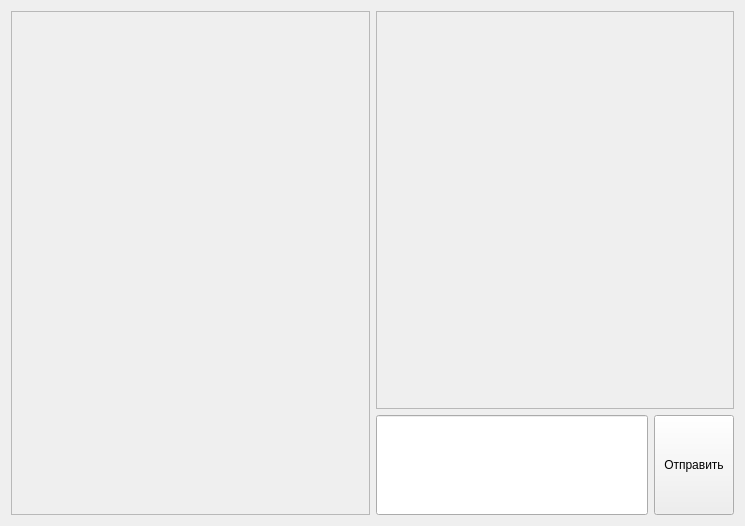
Above: main_window.ui from hts1238/yandex_project before the change. Below: the same form after it.
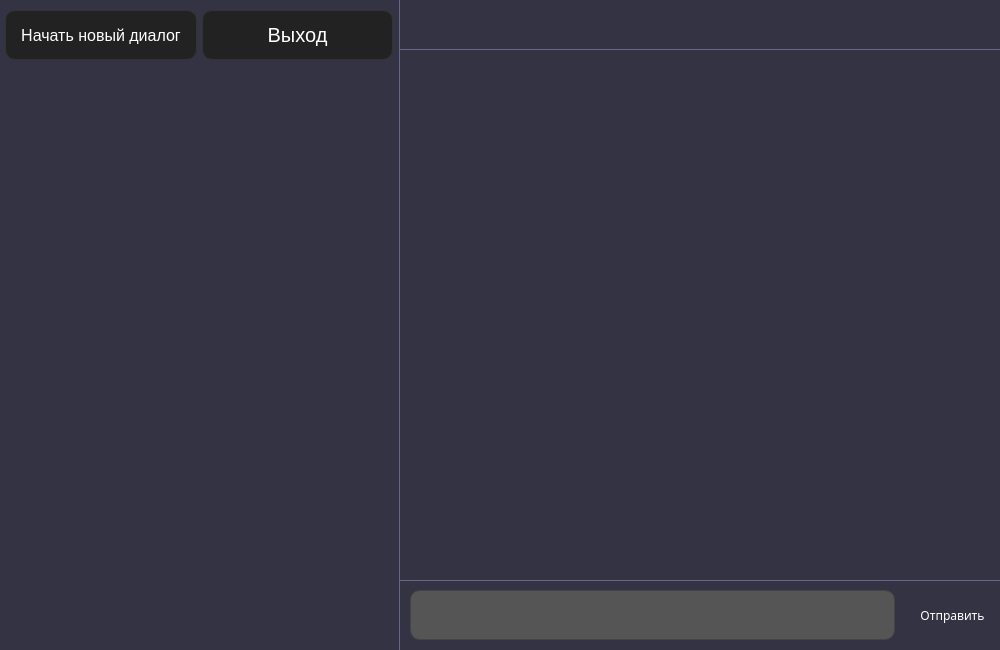
That is the form after the change. Icons and pictures are not drawn.

```diff
--- a/main_window.ui
+++ b/main_window.ui
@@ -6,13 +6,25 @@
    <rect>
     <x>0</x>
     <y>0</y>
-    <width>745</width>
-    <height>526</height>
+    <width>1000</width>
+    <height>650</height>
    </rect>
   </property>
+  <property name="font">
+   <font>
+    <family>Sans Serif</family>
+   </font>
+  </property>
   <property name="windowTitle">
    <string>Messenger</string>
   </property>
+  <property name="styleSheet">
+   <string notr="true">background-color: #334;
+color: #fff;</string>
+  </property>
+  <property name="tabShape">
+   <enum>QTabWidget::Rounded</enum>
+  </property>
   <widget class="QWidget" name="centralWidget">
    <property name="sizePolicy">
     <sizepolicy hsizetype="Maximum" vsizetype="Maximum">
@@ -20,9 +32,42 @@
      <verstretch>0</verstretch>
     </sizepolicy>
    </property>
+   <property name="styleSheet">
+    <string notr="true">border: 0;</string>
+   </property>
    <layout class="QHBoxLayout" name="horizontalLayout">
+    <property name="spacing">
+     <number>0</number>
+    </property>
+    <property name="leftMargin">
+     <number>0</number>
+    </property>
+    <property name="topMargin">
+     <number>0</number>
+    </property>
+    <property name="rightMargin">
+     <number>0</number>
+    </property>
+    <property name="bottomMargin">
+     <number>0</number>
+    </property>
     <item>
      <widget class="QScrollArea" name="sendersScrollArea">
+      <property name="enabled">
+       <bool>true</bool>
+      </property>
+      <property name="sizePolicy">
+       <sizepolicy hsizetype="Expanding" vsizetype="Preferred">
+        <horstretch>0</horstretch>
+        <verstretch>0</verstretch>
+       </sizepolicy>
+      </property>
+      <property name="minimumSize">
+       <size>
+        <width>100</width>
+        <height>0</height>
+       </size>
+      </property>
       <property name="maximumSize">
        <size>
         <width>400</width>
@@ -34,6 +79,11 @@
         <pointsize>25</pointsize>
        </font>
       </property>
+      <property name="styleSheet">
+       <string notr="true">margin: 0;
+border: 0;
+border-right: 1px solid #668;</string>
+      </property>
       <property name="widgetResizable">
        <bool>true</bool>
       </property>
@@ -42,76 +92,350 @@
         <rect>
          <x>0</x>
          <y>0</y>
-         <width>359</width>
-         <height>506</height>
+         <width>398</width>
+         <height>648</height>
         </rect>
        </property>
+       <property name="sizePolicy">
+        <sizepolicy hsizetype="Preferred" vsizetype="Preferred">
+         <horstretch>0</horstretch>
+         <verstretch>0</verstretch>
+        </sizepolicy>
+       </property>
+       <property name="font">
+        <font>
+         <family>Sans Serif</family>
+        </font>
+       </property>
+       <property name="contextMenuPolicy">
+        <enum>Qt::DefaultContextMenu</enum>
+       </property>
+       <property name="styleSheet">
+        <string notr="true">border: 0;</string>
+       </property>
        <layout class="QVBoxLayout" name="verticalLayout_4">
+        <property name="spacing">
+         <number>0</number>
+        </property>
+        <property name="leftMargin">
+         <number>0</number>
+        </property>
+        <property name="topMargin">
+         <number>0</number>
+        </property>
+        <property name="rightMargin">
+         <number>0</number>
+        </property>
+        <property name="bottomMargin">
+         <number>0</number>
+        </property>
         <item>
-         <layout class="QGridLayout" name="senders"/>
+         <widget class="QWidget" name="top_panel_2" native="true">
+          <property name="sizePolicy">
+           <sizepolicy hsizetype="Preferred" vsizetype="Preferred">
+            <horstretch>0</horstretch>
+            <verstretch>0</verstretch>
+           </sizepolicy>
+          </property>
+          <property name="maximumSize">
+           <size>
+            <width>16777215</width>
+            <height>50</height>
+           </size>
+          </property>
+          <property name="styleSheet">
+           <string notr="true">border: 0;
+border-radius: 0;</string>
+          </property>
+          <layout class="QHBoxLayout" name="top_panel">
+           <property name="spacing">
+            <number>5</number>
+           </property>
+           <property name="sizeConstraint">
+            <enum>QLayout::SetMinimumSize</enum>
+           </property>
+           <property name="leftMargin">
+            <number>5</number>
+           </property>
+           <property name="topMargin">
+            <number>5</number>
+           </property>
+           <property name="rightMargin">
+            <number>5</number>
+           </property>
+           <property name="bottomMargin">
+            <number>5</number>
+           </property>
+           <item>
+            <widget class="QPushButton" name="new_dialog_btn">
+             <property name="sizePolicy">
+              <sizepolicy hsizetype="Preferred" vsizetype="Preferred">
+               <horstretch>0</horstretch>
+               <verstretch>0</verstretch>
+              </sizepolicy>
+             </property>
+             <property name="minimumSize">
+              <size>
+               <width>100</width>
+               <height>50</height>
+              </size>
+             </property>
+             <property name="font">
+              <font>
+               <pointsize>12</pointsize>
+              </font>
+             </property>
+             <property name="styleSheet">
+              <string notr="true">background-color: #222;
+border: 1px solid #333;
+border-radius: 10px;</string>
+             </property>
+             <property name="text">
+              <string>Начать новый диалог</string>
+             </property>
+            </widget>
+           </item>
+           <item>
+            <widget class="QPushButton" name="exit_btn">
+             <property name="sizePolicy">
+              <sizepolicy hsizetype="Preferred" vsizetype="Preferred">
+               <horstretch>0</horstretch>
+               <verstretch>0</verstretch>
+              </sizepolicy>
+             </property>
+             <property name="minimumSize">
+              <size>
+               <width>100</width>
+               <height>50</height>
+              </size>
+             </property>
+             <property name="font">
+              <font>
+               <pointsize>15</pointsize>
+              </font>
+             </property>
+             <property name="styleSheet">
+              <string notr="true">background-color: #222;
+border: 1px solid #333;
+border-radius: 10px;</string>
+             </property>
+             <property name="text">
+              <string>Выход</string>
+             </property>
+            </widget>
+           </item>
+          </layout>
+         </widget>
+        </item>
+        <item>
+         <widget class="QWidget" name="senders_2" native="true">
+          <property name="styleSheet">
+           <string notr="true">border-width: 0;
+border-radius: 0;</string>
+          </property>
+          <layout class="QGridLayout" name="senders">
+           <property name="leftMargin">
+            <number>0</number>
+           </property>
+           <property name="topMargin">
+            <number>0</number>
+           </property>
+           <property name="rightMargin">
+            <number>0</number>
+           </property>
+           <property name="bottomMargin">
+            <number>0</number>
+           </property>
+           <property name="spacing">
+            <number>0</number>
+           </property>
+          </layout>
+         </widget>
         </item>
        </layout>
       </widget>
      </widget>
     </item>
     <item>
-     <layout class="QGridLayout" name="message_field">
-      <item row="1" column="0">
-       <layout class="QHBoxLayout" name="do_messange">
-        <item>
-         <widget class="QLineEdit" name="messange_input">
-          <property name="minimumSize">
-           <size>
-            <width>0</width>
-            <height>100</height>
-           </size>
+     <widget class="QWidget" name="message_panel" native="true">
+      <property name="autoFillBackground">
+       <bool>false</bool>
+      </property>
+      <property name="styleSheet">
+       <string notr="true">border: 0;</string>
+      </property>
+      <layout class="QGridLayout" name="message_field">
+       <property name="leftMargin">
+        <number>0</number>
+       </property>
+       <property name="topMargin">
+        <number>0</number>
+       </property>
+       <property name="rightMargin">
+        <number>0</number>
+       </property>
+       <property name="bottomMargin">
+        <number>0</number>
+       </property>
+       <property name="spacing">
+        <number>0</number>
+       </property>
+       <item row="1" column="0">
+        <widget class="QScrollArea" name="messangesScrollArea">
+         <property name="sizePolicy">
+          <sizepolicy hsizetype="Expanding" vsizetype="Preferred">
+           <horstretch>0</horstretch>
+           <verstretch>0</verstretch>
+          </sizepolicy>
+         </property>
+         <property name="styleSheet">
+          <string notr="true">border: 0</string>
+         </property>
+         <property name="widgetResizable">
+          <bool>true</bool>
+         </property>
+         <widget class="QWidget" name="scrollAreaWidgetContents_2">
+          <property name="geometry">
+           <rect>
+            <x>0</x>
+            <y>0</y>
+            <width>600</width>
+            <height>530</height>
+           </rect>
           </property>
-          <property name="font">
-           <font>
-            <family>Calibri</family>
-            <pointsize>25</pointsize>
-           </font>
+          <property name="styleSheet">
+           <string notr="true">border: 0;</string>
           </property>
+          <layout class="QVBoxLayout" name="verticalLayout">
+           <property name="spacing">
+            <number>0</number>
+           </property>
+           <property name="leftMargin">
+            <number>0</number>
+           </property>
+           <property name="topMargin">
+            <number>0</number>
+           </property>
+           <property name="rightMargin">
+            <number>0</number>
+           </property>
+           <property name="bottomMargin">
+            <number>0</number>
+           </property>
+           <item>
+            <widget class="QWidget" name="messages_2" native="true">
+             <property name="styleSheet">
+              <string notr="true">border: 0;</string>
+             </property>
+             <layout class="QGridLayout" name="messages">
+              <property name="spacing">
+               <number>0</number>
+              </property>
+             </layout>
+            </widget>
+           </item>
+          </layout>
          </widget>
-        </item>
-        <item>
-         <widget class="QPushButton" name="message_send_button">
-          <property name="minimumSize">
-           <size>
-            <width>0</width>
-            <height>100</height>
-           </size>
+        </widget>
+       </item>
+       <item row="0" column="0">
+        <widget class="QWidget" name="info_panel" native="true">
+         <property name="maximumSize">
+          <size>
+           <width>16777215</width>
+           <height>50</height>
+          </size>
+         </property>
+         <property name="styleSheet">
+          <string notr="true">border-bottom: 1px solid #668;</string>
+         </property>
+         <layout class="QHBoxLayout" name="horizontalLayout_2"/>
+        </widget>
+       </item>
+       <item row="2" column="0">
+        <widget class="QWidget" name="send_message_panel" native="true">
+         <property name="maximumSize">
+          <size>
+           <width>16777215</width>
+           <height>70</height>
+          </size>
+         </property>
+         <property name="styleSheet">
+          <string notr="true">border: 0;
+border-top: 1px solid #668;</string>
+         </property>
+         <layout class="QHBoxLayout" name="do_messange">
+          <property name="spacing">
+           <number>0</number>
           </property>
-          <property name="text">
-           <string>Отправить</string>
+          <property name="sizeConstraint">
+           <enum>QLayout::SetDefaultConstraint</enum>
           </property>
-         </widget>
-        </item>
-       </layout>
-      </item>
-      <item row="0" column="0">
-       <widget class="QScrollArea" name="messangesScrollArea">
-        <property name="widgetResizable">
-         <bool>true</bool>
-        </property>
-        <widget class="QWidget" name="scrollAreaWidgetContents_2">
-         <property name="geometry">
-          <rect>
-           <x>0</x>
-           <y>0</y>
-           <width>356</width>
-           <height>396</height>
-          </rect>
-         </property>
-         <layout class="QVBoxLayout" name="verticalLayout">
+          <property name="leftMargin">
+           <number>0</number>
+          </property>
+          <property name="topMargin">
+           <number>0</number>
+          </property>
+          <property name="rightMargin">
+           <number>0</number>
+          </property>
+          <property name="bottomMargin">
+           <number>0</number>
+          </property>
           <item>
-           <layout class="QGridLayout" name="messages"/>
+           <widget class="QLineEdit" name="messange_input">
+            <property name="minimumSize">
+             <size>
+              <width>0</width>
+              <height>70</height>
+             </size>
+            </property>
+            <property name="font">
+             <font>
+              <family>Calibri</family>
+              <pointsize>25</pointsize>
+             </font>
+            </property>
+            <property name="styleSheet">
+             <string notr="true">margin: 10px;
+background-color: #555;
+border: 1px solid #444;
+border-radius: 10px</string>
+            </property>
+           </widget>
+          </item>
+          <item>
+           <widget class="QPushButton" name="message_send_button">
+            <property name="minimumSize">
+             <size>
+              <width>0</width>
+              <height>50</height>
+             </size>
+            </property>
+            <property name="font">
+             <font>
+              <family>Sans Serif</family>
+             </font>
+            </property>
+            <property name="styleSheet">
+             <string notr="true">background-image: url(&quot;icons/send_icon.png&quot;);
+/*background-color: #334;*/
+border: 0;
+border-radius: 10px;
+padding: 0 10px;
+margin: 0 5px;</string>
+            </property>
+            <property name="text">
+             <string>Отправить</string>
+            </property>
+           </widget>
           </item>
          </layout>
         </widget>
-       </widget>
-      </item>
-     </layout>
+       </item>
+      </layout>
+     </widget>
     </item>
    </layout>
   </widget>
```
